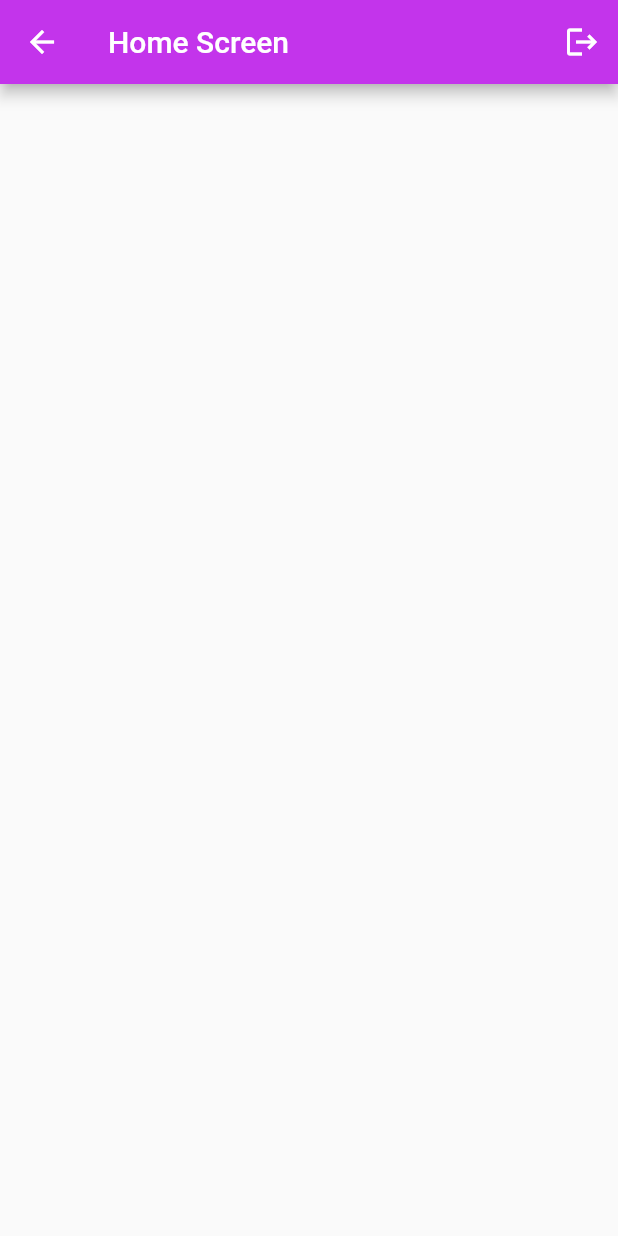
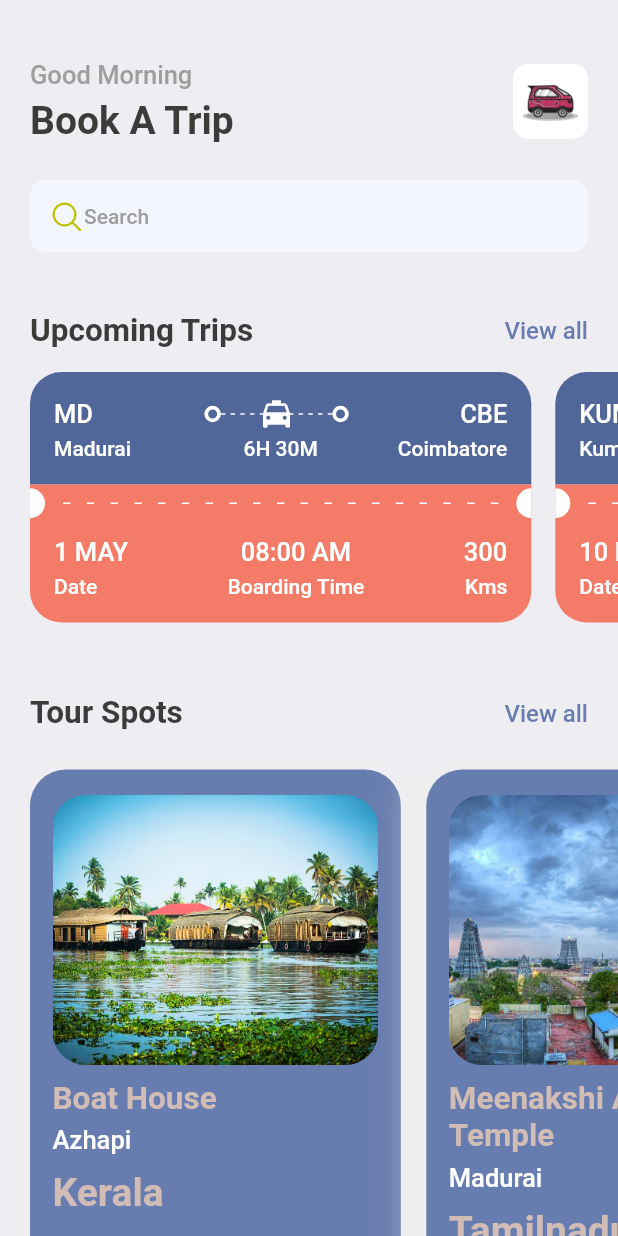
Before and after one commit to balakrishdq/Demo_flutter_project, a Flutter app: the HomeScreen screen opened directly, on a phone screen of 412 x 824 dp. Run offline on Flutter 3.47's test engine with Material 2 defaults, Android fonts, the phone set to English and light mode, and no system bars; our stand-ins replace cloud_firestore, firebase_auth, firebase_core, firebase_storage, fluentui_icons, flutter_signin_button and 3 more; missing offline and left inert: flutter_facebook_auth; accounts and stored records are empty.

Commit message:
Finishing of home screen design with default size

```diff
--- a/demo_proj_00/lib/main.dart
+++ b/demo_proj_00/lib/main.dart
@@ -1,6 +1,6 @@
 import 'package:demo_proj_00/const.dart';
-import 'package:demo_proj_00/views/screens/auth/login_screen.dart';
-import 'package:demo_proj_00/views/screens/home_screen.dart';
+import 'package:demo_proj_00/utils/app_Styles.dart';
+import 'package:demo_proj_00/views/screens/bottom_Bar.dart';
 
 import 'package:firebase_core/firebase_core.dart';
 import 'package:flutter/material.dart';
@@ -19,13 +19,16 @@ class MyApp extends StatelessWidget {
       // theme: ThemeData.dark().copyWith(
       //   scaffoldBackgroundColor: backgroundColor,
       // ),
+      theme: ThemeData(
+        primaryColor: primary,
+      ),
       home: StreamBuilder(
         stream: firebaseAuth.authStateChanges(),
         builder: (context, snapshot) {
           if (snapshot.hasData) {
-            return HomeScreen();
+            return BottomBar();
           }
-          return LoginScreen();
+          return BottomBar();
         },
       ),
     );
--- /dev/null
+++ b/demo_proj_00/lib/utils/app_Styles.dart
@@ -0,0 +1,36 @@
+import 'package:flutter/material.dart';
+
+Color primary = const Color(0xFF687daf);
+
+class Styles {
+  static Color primaryColor = primary;
+  static Color textColor = const Color(0xFF3b3b3b);
+  static Color bgColor = const Color(0xFFeeedf2);
+  static Color orangeColor = const Color(0xFFF37B67);
+  static Color kakiColor = const Color(0xFFd2bdb6);
+  static TextStyle textStyle = TextStyle(
+    fontSize: 16,
+    color: textColor,
+    fontWeight: FontWeight.w500,
+  );
+  static TextStyle headLineStyle1 = TextStyle(
+    fontSize: 26,
+    color: textColor,
+    fontWeight: FontWeight.bold,
+  );
+  static TextStyle headLineStyle2 = TextStyle(
+    fontSize: 21,
+    color: textColor,
+    fontWeight: FontWeight.bold,
+  );
+  static TextStyle headLineStyle3 = TextStyle(
+    fontSize: 17,
+    color: Colors.grey.shade500,
+    fontWeight: FontWeight.w500,
+  );
+  static TextStyle headLineStyle4 = TextStyle(
+    fontSize: 14,
+    color: Colors.grey.shade500,
+    fontWeight: FontWeight.w500,
+  );
+}
--- /dev/null
+++ b/demo_proj_00/lib/utils/app_layout.dart
@@ -0,0 +1,7 @@
+import 'package:flutter/widgets.dart';
+
+class AppLayout {
+  static getSize(BuildContext context) {
+    return MediaQuery.of(context).size;
+  }
+}
--- /dev/null
+++ b/demo_proj_00/lib/utils/app_list_info.dart
@@ -0,0 +1,39 @@
+List<Map<String, dynamic>> tourPlaceList = [
+  {
+    'image': 'three.jpg',
+    'place': 'Boat House',
+    'destination': 'Azhapi',
+    'state': 'Kerala'
+  },
+  {
+    'image': 'one.jpg',
+    'place': 'Meenakshi Amman Temple',
+    'destination': 'Madurai',
+    'state': 'Tamilnadu'
+  },
+  {
+    'image': 'two.jpg',
+    'place': 'Kolli Hills',
+    'destination': 'Kollimalai',
+    'state': 'Tamilnadu'
+  },
+];
+
+List<Map<String, dynamic>> tripList = [
+  {
+    'from': {'code': "MD", 'name': "Madurai"},
+    'to': {'code': "CBE", 'name': "Coimbatore"},
+    'traveling_time': '6H 30M',
+    'date': "1 MAY",
+    'boarding_time': "08:00 AM",
+    'kms': 300
+  },
+  {
+    'from': {'code': "KUM", 'name': "Kumbakonam"},
+    'to': {'code': "CDM", 'name': "Chidambaram"},
+    'traveling_time': '2H 20M',
+    'date': "10 MARCH",
+    'boarding_time': "09:00 AM",
+    'kms': 90
+  },
+];
--- /dev/null
+++ b/demo_proj_00/lib/views/screens/bottom_Bar.dart
@@ -0,0 +1,86 @@
+import 'package:demo_proj_00/views/screens/home_screen.dart';
+import 'package:fluentui_icons/fluentui_icons.dart';
+import 'package:flutter/material.dart';
+
+class BottomBar extends StatefulWidget {
+  const BottomBar({Key? key}) : super(key: key);
+
+  @override
+  State<BottomBar> createState() => _BottomBarState();
+}
+
+class _BottomBarState extends State<BottomBar> {
+  int _selectedIndex = 0;
+  static final List<Widget> _widgetOptions = <Widget>[
+    HomeScreen(),
+    const Text('Search'),
+    const Text('Ticket'),
+    const Text('Profile'),
+  ];
+
+  void _onItemTapped(int index) {
+    setState(() {
+      _selectedIndex = index;
+    });
+  }
+
+  @override
+  Widget build(BuildContext context) {
+    return Scaffold(
+      // appBar: AppBar(
+      //   backgroundColor: backgroundColor,
+      //   title: Text(
+      //     'BottomBar',
+      //   ),
+      //   actions: <Widget>[
+      //     IconButton(
+      //       onPressed: () async {
+      //         await AuthController().signOut();
+      //       },
+      //       icon: Icon(
+      //         Icons.logout,
+      //       ),
+      //     ),
+      //   ],
+      // ),
+      body: Center(
+        child: _widgetOptions[_selectedIndex],
+      ),
+      bottomNavigationBar: BottomNavigationBar(
+          currentIndex: _selectedIndex,
+          onTap: _onItemTapped,
+          elevation: 10,
+          showUnselectedLabels: false,
+          showSelectedLabels: false,
+          selectedItemColor: Colors.blueGrey,
+          unselectedItemColor: Color(0xFF526480),
+          type: BottomNavigationBarType.fixed,
+          items: [
+            BottomNavigationBarItem(
+                icon: Icon(
+                  FluentSystemIcons.ic_fluent_home_regular,
+                ),
+                activeIcon: Icon(FluentSystemIcons.ic_fluent_home_filled),
+                label: "Home"),
+            BottomNavigationBarItem(
+                icon: Icon(
+                  FluentSystemIcons.ic_fluent_search_regular,
+                ),
+                activeIcon: Icon(FluentSystemIcons.ic_fluent_search_filled),
+                label: "Search"),
+            BottomNavigationBarItem(
+                icon: Icon(
+                  FluentSystemIcons.ic_fluent_ticket_regular,
+                ),
+                activeIcon: Icon(FluentSystemIcons.ic_fluent_ticket_filled),
+                label: "Ticket"),
+            BottomNavigationBarItem(
+                icon: Icon(
+                  FluentSystemIcons.ic_fluent_person_regular,
+                ),
+                activeIcon: Icon(FluentSystemIcons.ic_fluent_person_filled),
+                label: "Profile"),
+          ]),
+    );
+  }
+}
--- a/demo_proj_00/lib/views/screens/home_screen.dart
+++ b/demo_proj_00/lib/views/screens/home_screen.dart
@@ -1,7 +1,11 @@
-import 'package:demo_proj_00/const.dart';
-import 'package:demo_proj_00/controllers/auth_controller.dart';
+import 'package:demo_proj_00/utils/app_Styles.dart';
+import 'package:demo_proj_00/utils/app_list_info.dart';
+import 'package:demo_proj_00/views/screens/tour_places.dart';
+import 'package:demo_proj_00/views/screens/trip_details.dart';
+import 'package:fluentui_icons/fluentui_icons.dart';
 
 import 'package:flutter/material.dart';
+import 'package:gap/gap.dart';
 
 class HomeScreen extends StatefulWidget {
   HomeScreen({Key? key}) : super(key: key);
@@ -14,23 +18,157 @@ class HomeScreenState extends State<HomeScreen> {
   @override
   Widget build(BuildContext context) {
     return Scaffold(
-      appBar: AppBar(
-        backgroundColor: backgroundColor,
-        title: Text(
-          'Home Screen',
-        ),
-        actions: <Widget>[
-          IconButton(
-            onPressed: () async {
-              await AuthController().signOut();
-            },
-            icon: Icon(
-              Icons.logout,
+      backgroundColor: Styles.bgColor,
+      // appBar: AppBar(
+      //   backgroundColor: backgroundColor,
+      //   title: Text(
+      //     'Home Screen',
+      //   ),
+      //   actions: <Widget>[
+      //     IconButton(
+      //       onPressed: () async {
+      //         await AuthController().signOut();
+      //       },
+      //       icon: Icon(
+      //         Icons.logout,
+      //       ),
+      //     ),
+      //   ],
+      // ),
+      body: ListView(
+        children: [
+          Container(
+            padding: const EdgeInsets.symmetric(
+              horizontal: 20,
+            ),
+            child: Column(
+              children: [
+                const Gap(40),
+                Row(
+                  mainAxisAlignment: MainAxisAlignment.spaceBetween,
+                  children: [
+                    Column(
+                      crossAxisAlignment: CrossAxisAlignment.start,
+                      children: [
+                        Text(
+                          'Good Morning',
+                          style: Styles.headLineStyle3,
+                        ),
+                        Gap(5),
+                        Text(
+                          'Book A Trip',
+                          style: Styles.headLineStyle1,
+                        ),
+                      ],
+                    ),
+                    Container(
+                      height: 50,
+                      width: 50,
+                      decoration: BoxDecoration(
+                        borderRadius: BorderRadius.circular(10),
+                        image: DecorationImage(
+                          fit: BoxFit.fitHeight,
+                          image: AssetImage("assets/images/img_1.webp"),
+                        ),
+                      ),
+                    )
+                  ],
+                ),
+                const Gap(25),
+                Container(
+                  decoration: BoxDecoration(
+                    borderRadius: BorderRadius.circular(10),
+                    color: Color(0xFFF4F6FD),
+                  ),
+                  padding:
+                      const EdgeInsets.symmetric(horizontal: 12, vertical: 12),
+                  child: Row(
+                    children: [
+                      const Icon(
+                        FluentSystemIcons.ic_fluent_search_regular,
+                        color: Color(0xFFBFC205),
+                      ),
+                      Text(
+                        "Search",
+                        style: Styles.headLineStyle4,
+                      ),
+                    ],
+                  ),
+                ),
+                const Gap(40),
+                Row(
+                  mainAxisAlignment: MainAxisAlignment.spaceBetween,
+                  children: [
+                    Text(
+                      'Upcoming Trips',
+                      style: Styles.headLineStyle2,
+                    ),
+                    InkWell(
+                      onTap: () {
+                        print('You are tapped');
+                      },
+                      child: Text(
+                        'View all',
+                        style: Styles.textStyle.copyWith(
+                          color: Styles.primaryColor,
+                        ),
+                      ),
+                    ),
+                  ],
+                ),
+              ],
+            ),
+          ),
+          const Gap(15),
+          SingleChildScrollView(
+            scrollDirection: Axis.horizontal,
+            padding: const EdgeInsets.only(
+              left: 20,
+            ),
+            child: Row(
+              children: tripList
+                  .map((Singletrip) => TripDetails(trip: Singletrip))
+                  .toList(),
+            ),
+          ),
+          const Gap(15),
+          Container(
+            padding: const EdgeInsets.symmetric(horizontal: 20),
+            child: Row(
+              mainAxisAlignment: MainAxisAlignment.spaceBetween,
+              children: [
+                Text(
+                  'Tour Spots',
+                  style: Styles.headLineStyle2,
+                ),
+                InkWell(
+                  onTap: () {
+                    print('You are tapped');
+                  },
+                  child: Text(
+                    'View all',
+                    style: Styles.textStyle.copyWith(
+                      color: Styles.primaryColor,
+                    ),
+                  ),
+                ),
+              ],
+            ),
+          ),
+          const Gap(15),
+          SingleChildScrollView(
+            scrollDirection: Axis.horizontal,
+            padding: const EdgeInsets.only(
+              left: 20,
+            ),
+            child: Row(
+              children: tourPlaceList
+                  .map((Singletour) => TourPlaces(tour: Singletour))
+                  .toList(),
             ),
           ),
         ],
       ),
-      body: Center(),
     );
   }
 }
--- /dev/null
+++ b/demo_proj_00/lib/views/screens/tour_places.dart
@@ -0,0 +1,63 @@
+import 'package:demo_proj_00/utils/app_Styles.dart';
+import 'package:demo_proj_00/utils/app_layout.dart';
+import 'package:flutter/material.dart';
+import 'package:gap/gap.dart';
+
+class TourPlaces extends StatelessWidget {
+  final Map<String, dynamic> tour;
+  const TourPlaces({Key? key, required this.tour}) : super(key: key);
+
+  @override
+  Widget build(BuildContext context) {
+    print('Tour place state is ${tour['state']}');
+    final size = AppLayout.getSize(context);
+    return Container(
+      width: size.width * 0.6,
+      height: 350,
+      padding: const EdgeInsets.symmetric(horizontal: 15, vertical: 17),
+      margin: const EdgeInsets.only(right: 17, top: 10),
+      decoration: BoxDecoration(
+        color: Styles.primaryColor,
+        borderRadius: BorderRadius.circular(24),
+        boxShadow: [
+          BoxShadow(
+            color: Colors.grey.shade200,
+            blurRadius: 20,
+            spreadRadius: 5,
+          )
+        ],
+      ),
+      child: Column(
+        crossAxisAlignment: CrossAxisAlignment.start,
+        children: [
+          Container(
+            height: 180,
+            decoration: BoxDecoration(
+              borderRadius: BorderRadius.circular(22),
+              color: Styles.primaryColor,
+              image: DecorationImage(
+                fit: BoxFit.cover,
+                image: AssetImage('assets/images/${tour['image']}'),
+              ),
+            ),
+          ),
+          const Gap(10),
+          Text(
+            '${tour['place']}',
+            style: Styles.headLineStyle2.copyWith(color: Styles.kakiColor),
+          ),
+          const Gap(5),
+          Text(
+            '${tour['destination']}',
+            style: Styles.headLineStyle3.copyWith(color: Colors.white),
+          ),
+          const Gap(10),
+          Text(
+            '${tour['state']}',
+            style: Styles.headLineStyle1.copyWith(color: Styles.kakiColor),
+          ),
+        ],
+      ),
+    );
+  }
+}
--- /dev/null
+++ b/demo_proj_00/lib/views/screens/trip_details.dart
@@ -0,0 +1,258 @@
+import 'package:demo_proj_00/utils/app_Styles.dart';
+import 'package:demo_proj_00/utils/app_layout.dart';
+import 'package:demo_proj_00/widgets/thick_container.dart';
+import 'package:flutter/material.dart';
+import 'package:gap/gap.dart';
+
+class TripDetails extends StatelessWidget {
+  final Map<String, dynamic> trip;
+  const TripDetails({Key? key, required this.trip}) : super(key: key);
+
+  @override
+  Widget build(BuildContext context) {
+    final size = AppLayout.getSize(context);
+    return SizedBox(
+      width: size.width * 0.85,
+      height: 200,
+      child: Container(
+        margin: const EdgeInsets.only(
+          right: 16,
+        ),
+        child: Column(
+          children: [
+            /*For Blue Part */
+            Container(
+              decoration: BoxDecoration(
+                color: const Color(
+                  0xFF526799,
+                ),
+                borderRadius: BorderRadius.only(
+                  topLeft: Radius.circular(21),
+                  topRight: Radius.circular(21),
+                ),
+              ),
+              padding: const EdgeInsets.all(16),
+              child: Column(
+                children: [
+                  Row(
+                    children: [
+                      Text(
+                        trip['from']['code'],
+                        style:
+                            Styles.headLineStyle3.copyWith(color: Colors.white),
+                      ),
+                      Expanded(child: Container()),
+                      ThickContainer(),
+                      Expanded(
+                          child: Stack(children: [
+                        SizedBox(
+                          height: 24,
+                          child: LayoutBuilder(
+                            builder: (BuildContext context,
+                                BoxConstraints constraints) {
+                              print(
+                                  "The width is ${constraints.constrainWidth()}");
+                              return Flex(
+                                direction: Axis.horizontal,
+                                mainAxisAlignment:
+                                    MainAxisAlignment.spaceBetween,
+                                mainAxisSize: MainAxisSize.max,
+                                children: List.generate(
+                                  ((constraints.constrainWidth() / 6).floor()),
+                                  (index) => SizedBox(
+                                    width: 3,
+                                    height: 1,
+                                    child: DecoratedBox(
+                                      decoration: BoxDecoration(
+                                        color: Colors.white,
+                                      ),
+                                    ),
+                                  ),
+                                ),
+                              );
+                            },
+                          ),
+                        ),
+                        Center(
+                          child: Icon(
+                            Icons.local_taxi,
+                            color: Colors.white,
+                          ),
+                        ),
+                      ])),
+                      ThickContainer(),
+                      Expanded(child: Container()),
+                      Text(
+                        trip['to']['code'],
+                        style:
+                            Styles.headLineStyle3.copyWith(color: Colors.white),
+                      )
+                    ],
+                  ),
+                  const Gap(3),
+                  Row(
+                    mainAxisAlignment: MainAxisAlignment.spaceBetween,
+                    children: [
+                      SizedBox(
+                        width: 100,
+                        child: Text(
+                          trip['from']['name'],
+                          style: Styles.headLineStyle4.copyWith(
+                            color: Colors.white,
+                          ),
+                        ),
+                      ),
+                      Text(
+                        trip['traveling_time'],
+                        style: Styles.headLineStyle4.copyWith(
+                          color: Colors.white,
+                        ),
+                      ),
+                      SizedBox(
+                        width: 100,
+                        child: Text(
+                          trip['to']['name'],
+                          style: Styles.headLineStyle4.copyWith(
+                            color: Colors.white,
+                          ),
+                          textAlign: TextAlign.end,
+                        ),
+                      ),
+                    ],
+                  ),
+                ],
+              ),
+            ),
+            // for center line
+            Container(
+              color: const Color(0xFFF37B67),
+              child: Row(
+                children: [
+                  SizedBox(
+                    height: 20,
+                    width: 10,
+                    child: DecoratedBox(
+                      decoration: BoxDecoration(
+                        color: Colors.white,
+                        borderRadius: BorderRadius.only(
+                          topRight: Radius.circular(10),
+                          bottomRight: Radius.circular(10),
+                        ),
+                      ),
+                    ),
+                  ),
+                  Expanded(
+                      child: Padding(
+                    padding: const EdgeInsets.all(12.0),
+                    child: LayoutBuilder(builder:
+                        (BuildContext context, BoxConstraints constraints) {
+                      return Flex(
+                        mainAxisAlignment: MainAxisAlignment.spaceBetween,
+                        mainAxisSize: MainAxisSize.max,
+                        direction: Axis.horizontal,
+                        children: List.generate(
+                          (constraints.constrainWidth() / 15).floor(),
+                          (index) => SizedBox(
+                            width: 5,
+                            height: 1,
+                            child: DecoratedBox(
+                              decoration: BoxDecoration(
+                                color: Colors.white,
+                              ),
+                            ),
+                          ),
+                        ),
+                      );
+                    }),
+                  )),
+                  SizedBox(
+                    height: 20,
+                    width: 10,
+                    child: DecoratedBox(
+                      decoration: BoxDecoration(
+                        color: Colors.white,
+                        borderRadius: BorderRadius.only(
+                          topLeft: Radius.circular(10),
+                          bottomLeft: Radius.circular(10),
+                        ),
+                      ),
+                    ),
+                  ),
+                ],
+              ),
+            ),
+            //for bottom part
+            Container(
+              decoration: BoxDecoration(
+                color: Styles.orangeColor,
+                borderRadius: BorderRadius.only(
+                  bottomLeft: Radius.circular(21),
+                  bottomRight: Radius.circular(21),
+                ),
+              ),
+              padding: const EdgeInsets.only(
+                  top: 10, left: 16, right: 16, bottom: 16),
+              child: Column(
+                children: [
+                  Row(
+                    mainAxisAlignment: MainAxisAlignment.spaceBetween,
+                    children: [
+                      Column(
+                        crossAxisAlignment: CrossAxisAlignment.start,
+                        children: [
+                          Text(
+                            trip['date'],
+                            style: Styles.headLineStyle3
+                                .copyWith(color: Colors.white),
+                          ),
+                          const Gap(5),
+                          Text(
+                            'Date',
+                            style: Styles.headLineStyle4
+                                .copyWith(color: Colors.white),
+                          )
+                        ],
+                      ),
+                      Column(
+                        crossAxisAlignment: CrossAxisAlignment.center,
+                        children: [
+                          Text(
+                            trip['boarding_time'],
+                            style: Styles.headLineStyle3
+                                .copyWith(color: Colors.white),
+                          ),
+                          const Gap(5),
+                          Text(
+                            'Boarding Time',
+                            style: Styles.headLineStyle4
+                                .copyWith(color: Colors.white),
+                          )
+                        ],
+                      ),
+                      Column(
+                        crossAxisAlignment: CrossAxisAlignment.end,
+                        children: [
+                          Text(
+                            trip['kms'].toString(),
+                            style: Styles.headLineStyle3
+                                .copyWith(color: Colors.white),
+                          ),
+                          const Gap(5),
+                          Text(
+                            'Kms',
+                            style: Styles.headLineStyle4
+                                .copyWith(color: Colors.white),
+                          )
+                        ],
+                      ),
+                    ],
+                  )
+                ],
+              ),
+            ),
+          ],
+        ),
+      ),
+    );
+  }
+}
--- /dev/null
+++ b/demo_proj_00/lib/widgets/thick_container.dart
@@ -0,0 +1,19 @@
+import 'package:flutter/material.dart';
+
+class ThickContainer extends StatelessWidget {
+  const ThickContainer({Key? key}) : super(key: key);
+
+  @override
+  Widget build(BuildContext context) {
+    return Container(
+      padding: const EdgeInsets.all(3.0),
+      decoration: BoxDecoration(
+        borderRadius: BorderRadius.circular(20),
+        border: Border.all(
+          width: 2.5,
+          color: Colors.white,
+        ),
+      ),
+    );
+  }
+}
--- a/demo_proj_00/pubspec.yaml
+++ b/demo_proj_00/pubspec.yaml
@@ -45,6 +45,10 @@ dependencies:
   google_sign_in: ^5.4.0
   flutter_bloc: ^8.0.1
   flutter_facebook_auth: ^4.4.0+1
+  fluentui_icons: ^1.0.0
+  gap: ^2.0.0
+  get: ^4.6.5
+
 
 dev_dependencies:
   flutter_test:
```
Also changed, not shown: demo_proj_00/assets/images/img_1.webp (added), demo_proj_00/assets/images/one.jpg (added), demo_proj_00/assets/images/three.jpg (added), demo_proj_00/assets/images/two.jpg (added), demo_proj_00/pubspec.lock.
